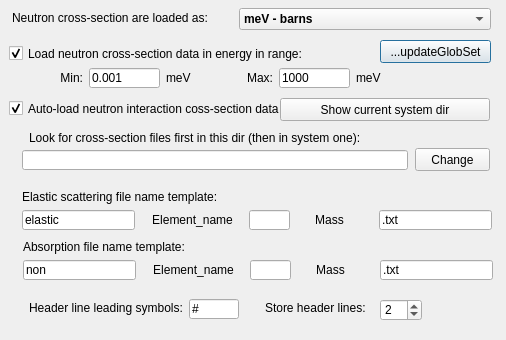
andrmor/ANTS2, file src/gui/amatparticleconfigurator.ui: the form before one commit.
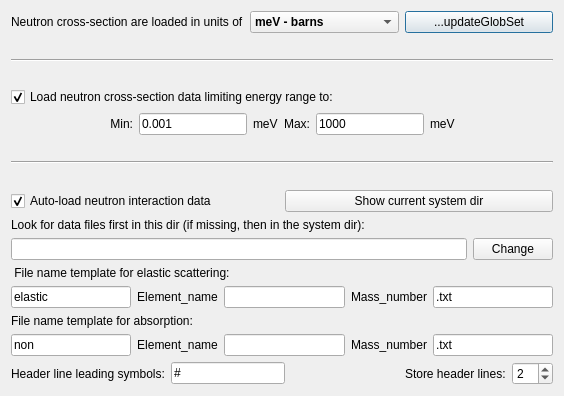
The form after the commit.

Commit message: add auto-reload feature for neutron data

```diff
--- a/src/gui/amatparticleconfigurator.ui
+++ b/src/gui/amatparticleconfigurator.ui
@@ -6,77 +6,28 @@
    <rect>
     <x>0</x>
     <y>0</y>
-    <width>506</width>
-    <height>340</height>
+    <width>564</width>
+    <height>396</height>
    </rect>
   </property>
   <property name="windowTitle">
    <string>Dialog</string>
   </property>
-  <widget class="QPushButton" name="pbUpdateGlobSet">
-   <property name="geometry">
-    <rect>
-     <x>380</x>
-     <y>40</y>
-     <width>111</width>
-     <height>23</height>
-    </rect>
-   </property>
+  <layout class="QVBoxLayout" name="verticalLayout_2">
+   <item>
+    <layout class="QHBoxLayout" name="horizontalLayout">
+     <item>
+      <widget class="QLabel" name="label_34">
    <property name="text">
-    <string>...updateGlobSet</string>
-   </property>
-  </widget>
-  <widget class="QLabel" name="label_7">
-   <property name="geometry">
-    <rect>
-     <x>166</x>
-     <y>71</y>
-     <width>47</width>
-     <height>13</height>
-    </rect>
-   </property>
-   <property name="text">
-    <string>meV</string>
-   </property>
-  </widget>
-  <widget class="QLineEdit" name="ledMaxEnergy">
-   <property name="geometry">
-    <rect>
-     <x>279</x>
-     <y>68</y>
-     <width>71</width>
-     <height>20</height>
-    </rect>
-   </property>
-   <property name="text">
-    <string>1000</string>
-   </property>
-  </widget>
-  <widget class="QCheckBox" name="cbOnlyInRange">
-   <property name="geometry">
-    <rect>
-     <x>9</x>
-     <y>45</y>
-     <width>321</width>
-     <height>17</height>
-    </rect>
-   </property>
-   <property name="text">
-    <string>Load neutron cross-section data in energy in range:</string>
-   </property>
-   <property name="checked">
-    <bool>true</bool>
-   </property>
-  </widget>
+        <string>Neutron cross-section are loaded in units of</string>
+       </property>
+       <property name="alignment">
+        <set>Qt::AlignLeading|Qt::AlignLeft|Qt::AlignVCenter</set>
+       </property>
+      </widget>
+     </item>
+     <item>
   <widget class="QComboBox" name="cobUnits">
-   <property name="geometry">
-    <rect>
-     <x>239</x>
-     <y>8</y>
-     <width>252</width>
-     <height>22</height>
-    </rect>
-   </property>
    <property name="font">
     <font>
      <weight>75</weight>
@@ -104,123 +55,229 @@
     </property>
    </item>
   </widget>
+     </item>
+     <item>
+      <widget class="QPushButton" name="pbUpdateGlobSet">
+       <property name="text">
+        <string>...updateGlobSet</string>
+       </property>
+      </widget>
+     </item>
+    </layout>
+   </item>
+   <item>
+    <spacer name="verticalSpacer_2">
+     <property name="orientation">
+      <enum>Qt::Vertical</enum>
+     </property>
+     <property name="sizeHint" stdset="0">
+      <size>
+       <width>20</width>
+       <height>40</height>
+      </size>
+     </property>
+    </spacer>
+   </item>
+   <item>
+    <widget class="Line" name="line_2">
+     <property name="orientation">
+      <enum>Qt::Horizontal</enum>
+     </property>
+    </widget>
+   </item>
+   <item>
+    <spacer name="verticalSpacer_5">
+     <property name="orientation">
+      <enum>Qt::Vertical</enum>
+     </property>
+     <property name="sizeHint" stdset="0">
+      <size>
+       <width>20</width>
+       <height>40</height>
+      </size>
+     </property>
+    </spacer>
+   </item>
+   <item>
+    <widget class="QCheckBox" name="cbOnlyInRange">
+     <property name="text">
+      <string>Load neutron cross-section data limiting energy range to:</string>
+     </property>
+     <property name="checked">
+      <bool>true</bool>
+     </property>
+    </widget>
+   </item>
+   <item>
+    <layout class="QHBoxLayout" name="horizontalLayout_7">
+     <item>
+      <spacer name="horizontalSpacer">
+       <property name="orientation">
+        <enum>Qt::Horizontal</enum>
+       </property>
+       <property name="sizeHint" stdset="0">
+        <size>
+         <width>40</width>
+         <height>20</height>
+        </size>
+       </property>
+      </spacer>
+     </item>
+     <item>
+      <widget class="QLabel" name="label_6">
+       <property name="text">
+        <string>Min:</string>
+       </property>
+       <property name="alignment">
+        <set>Qt::AlignRight|Qt::AlignTrailing|Qt::AlignVCenter</set>
+       </property>
+      </widget>
+     </item>
+     <item>
+      <widget class="QLineEdit" name="ledMinEnergy">
+       <property name="text">
+        <string>0.001</string>
+       </property>
+      </widget>
+     </item>
+     <item>
+      <widget class="QLabel" name="label_7">
+       <property name="text">
+        <string>meV</string>
+       </property>
+      </widget>
+     </item>
+     <item>
+      <widget class="QLabel" name="label_8">
+       <property name="text">
+        <string>Max:</string>
+       </property>
+       <property name="alignment">
+        <set>Qt::AlignRight|Qt::AlignTrailing|Qt::AlignVCenter</set>
+       </property>
+      </widget>
+     </item>
+     <item>
+      <widget class="QLineEdit" name="ledMaxEnergy">
+       <property name="text">
+        <string>1000</string>
+       </property>
+      </widget>
+     </item>
+     <item>
+      <widget class="QLabel" name="label_9">
+       <property name="text">
+        <string>meV</string>
+       </property>
+      </widget>
+     </item>
+     <item>
+      <spacer name="horizontalSpacer_2">
+       <property name="orientation">
+        <enum>Qt::Horizontal</enum>
+       </property>
+       <property name="sizeHint" stdset="0">
+        <size>
+         <width>40</width>
+         <height>20</height>
+        </size>
+       </property>
+      </spacer>
+     </item>
+    </layout>
+   </item>
+   <item>
+    <spacer name="verticalSpacer_3">
+     <property name="orientation">
+      <enum>Qt::Vertical</enum>
+     </property>
+     <property name="sizeHint" stdset="0">
+      <size>
+       <width>20</width>
+       <height>40</height>
+      </size>
+     </property>
+    </spacer>
+   </item>
+   <item>
+    <widget class="Line" name="line">
+     <property name="orientation">
+      <enum>Qt::Horizontal</enum>
+     </property>
+    </widget>
+   </item>
+   <item>
+    <spacer name="verticalSpacer_4">
+     <property name="orientation">
+      <enum>Qt::Vertical</enum>
+     </property>
+     <property name="sizeHint" stdset="0">
+      <size>
+       <width>20</width>
+       <height>40</height>
+      </size>
+     </property>
+    </spacer>
+   </item>
+   <item>
+    <layout class="QHBoxLayout" name="horizontalLayout_2">
+     <item>
   <widget class="QCheckBox" name="cbAuto">
    <property name="enabled">
     <bool>true</bool>
    </property>
-   <property name="geometry">
-    <rect>
-     <x>9</x>
-     <y>100</y>
-     <width>361</width>
-     <height>17</height>
-    </rect>
-   </property>
    <property name="text">
-    <string>Auto-load neutron interaction coss-section data</string>
+        <string>Auto-load neutron interaction data</string>
    </property>
    <property name="checked">
     <bool>true</bool>
    </property>
   </widget>
+     </item>
+     <item>
+      <widget class="QPushButton" name="pbShowSystemDir">
+       <property name="text">
+        <string>Show current system dir</string>
+       </property>
+      </widget>
+     </item>
+    </layout>
+   </item>
+   <item>
   <widget class="QFrame" name="frame">
-   <property name="geometry">
-    <rect>
-     <x>9</x>
-     <y>120</y>
-     <width>491</width>
-     <height>211</height>
-    </rect>
-   </property>
    <property name="frameShape">
     <enum>QFrame::NoFrame</enum>
    </property>
    <property name="frameShadow">
     <enum>QFrame::Raised</enum>
    </property>
-   <widget class="QLineEdit" name="leEndName">
-    <property name="geometry">
-     <rect>
-      <x>370</x>
-      <y>90</y>
-      <width>113</width>
-      <height>20</height>
-     </rect>
-    </property>
-    <property name="text">
-     <string>.txt</string>
-    </property>
-   </widget>
-   <widget class="QLineEdit" name="lePreName">
-    <property name="geometry">
-     <rect>
-      <x>13</x>
-      <y>90</y>
-      <width>113</width>
-      <height>20</height>
-     </rect>
-    </property>
-    <property name="text">
-     <string>elastic</string>
-    </property>
-   </widget>
-   <widget class="QLineEdit" name="leSeparatorInName">
-    <property name="geometry">
-     <rect>
-      <x>240</x>
-      <y>90</y>
-      <width>41</width>
-      <height>20</height>
-     </rect>
-    </property>
+     <layout class="QVBoxLayout" name="verticalLayout">
+      <property name="leftMargin">
+       <number>0</number>
+      </property>
+      <property name="topMargin">
+       <number>0</number>
+      </property>
+      <property name="rightMargin">
+       <number>0</number>
+      </property>
+      <property name="bottomMargin">
+       <number>0</number>
+      </property>
+      <item>
+       <widget class="QLabel" name="label">
     <property name="text">
-     <string/>
-    </property>
-   </widget>
-   <widget class="QLabel" name="label_4">
-    <property name="geometry">
-     <rect>
-      <x>285</x>
-      <y>92</y>
-      <width>71</width>
-      <height>16</height>
-     </rect>
-    </property>
-    <property name="text">
-     <string>Mass</string>
-    </property>
-    <property name="alignment">
-     <set>Qt::AlignCenter</set>
-    </property>
-   </widget>
-   <widget class="QLabel" name="label_3">
-    <property name="geometry">
-     <rect>
-      <x>133</x>
-      <y>92</y>
-      <width>101</width>
-      <height>16</height>
-     </rect>
-    </property>
-    <property name="text">
-     <string>Element_name</string>
-    </property>
-    <property name="alignment">
-     <set>Qt::AlignCenter</set>
-    </property>
-   </widget>
+         <string>Look for data files first in this dir (if missing, then in the system dir):</string>
+        </property>
+       </widget>
+      </item>
+      <item>
+       <layout class="QHBoxLayout" name="horizontalLayout_3">
+        <item>
    <widget class="QLineEdit" name="leCustomDataDir">
     <property name="enabled">
      <bool>true</bool>
     </property>
-    <property name="geometry">
-     <rect>
-      <x>13</x>
-      <y>30</y>
-      <width>386</width>
-      <height>20</height>
-     </rect>
-    </property>
     <property name="toolTip">
      <string>If you download your own cross-section files, put them in this directory. Then they will be save during update of ANTS2</string>
     </property>
@@ -228,18 +285,12 @@
      <bool>false</bool>
     </property>
    </widget>
+        </item>
+        <item>
    <widget class="QPushButton" name="pbChangeDir">
     <property name="enabled">
      <bool>true</bool>
     </property>
-    <property name="geometry">
-     <rect>
-      <x>406</x>
-      <y>28</y>
-      <width>75</width>
-      <height>23</height>
-     </rect>
-    </property>
     <property name="contextMenuPolicy">
      <enum>Qt::CustomContextMenu</enum>
     </property>
@@ -250,54 +301,79 @@
      <string>Change</string>
     </property>
    </widget>
+        </item>
+       </layout>
+      </item>
+      <item>
    <widget class="QLabel" name="label_2">
-    <property name="geometry">
-     <rect>
-      <x>13</x>
-      <y>69</y>
-      <width>241</width>
-      <height>16</height>
-     </rect>
-    </property>
+        <property name="text">
+         <string> File name template for elastic scattering:</string>
+        </property>
+       </widget>
+      </item>
+      <item>
+       <layout class="QHBoxLayout" name="horizontalLayout_4">
+        <item>
+         <widget class="QLineEdit" name="lePreName">
     <property name="text">
-     <string>Elastic scattering file name template:</string>
-    </property>
-   </widget>
+           <string>elastic</string>
+          </property>
+         </widget>
+        </item>
+        <item>
+         <widget class="QLabel" name="label_3">
+          <property name="text">
+           <string>Element_name</string>
+          </property>
+          <property name="alignment">
+           <set>Qt::AlignCenter</set>
+          </property>
+         </widget>
+        </item>
+        <item>
+         <widget class="QLineEdit" name="leSeparatorInName">
+          <property name="text">
+           <string/>
+          </property>
+         </widget>
+        </item>
+        <item>
+         <widget class="QLabel" name="label_4">
+          <property name="text">
+           <string>Mass_number</string>
+          </property>
+          <property name="alignment">
+           <set>Qt::AlignCenter</set>
+          </property>
+         </widget>
+        </item>
+        <item>
+         <widget class="QLineEdit" name="leEndName">
+          <property name="text">
+           <string>.txt</string>
+          </property>
+         </widget>
+        </item>
+       </layout>
+      </item>
+      <item>
+       <widget class="QLabel" name="label_10">
+        <property name="text">
+         <string>File name template for absorption:</string>
+        </property>
+       </widget>
+      </item>
+      <item>
+       <layout class="QHBoxLayout" name="horizontalLayout_5">
+        <item>
    <widget class="QLineEdit" name="lePreNameAbs">
-    <property name="geometry">
-     <rect>
-      <x>14</x>
-      <y>140</y>
-      <width>113</width>
-      <height>20</height>
-     </rect>
-    </property>
     <property name="text">
      <string>non</string>
     </property>
    </widget>
-   <widget class="QLabel" name="label_10">
-    <property name="geometry">
-     <rect>
-      <x>14</x>
-      <y>119</y>
-      <width>211</width>
-      <height>16</height>
-     </rect>
-    </property>
-    <property name="text">
-     <string>Absorption file name template:</string>
-    </property>
-   </widget>
+        </item>
+        <item>
    <widget class="QLabel" name="label_11">
-    <property name="geometry">
-     <rect>
-      <x>134</x>
-      <y>142</y>
-      <width>101</width>
-      <height>16</height>
-     </rect>
-    </property>
     <property name="text">
      <string>Element_name</string>
     </property>
@@ -305,201 +381,82 @@
      <set>Qt::AlignCenter</set>
     </property>
    </widget>
+        </item>
+        <item>
    <widget class="QLineEdit" name="leSeparatorInNameAbs">
-    <property name="geometry">
-     <rect>
-      <x>241</x>
-      <y>140</y>
-      <width>41</width>
-      <height>20</height>
-     </rect>
-    </property>
     <property name="text">
      <string/>
     </property>
    </widget>
+        </item>
+        <item>
    <widget class="QLabel" name="label_12">
-    <property name="geometry">
-     <rect>
-      <x>286</x>
-      <y>142</y>
-      <width>71</width>
-      <height>16</height>
-     </rect>
-    </property>
     <property name="text">
-     <string>Mass</string>
+           <string>Mass_number</string>
     </property>
     <property name="alignment">
      <set>Qt::AlignCenter</set>
     </property>
    </widget>
+        </item>
+        <item>
    <widget class="QLineEdit" name="leEndNameAbs">
-    <property name="geometry">
-     <rect>
-      <x>371</x>
-      <y>140</y>
-      <width>113</width>
-      <height>20</height>
-     </rect>
-    </property>
     <property name="text">
      <string>.txt</string>
     </property>
    </widget>
+        </item>
+       </layout>
+      </item>
+      <item>
+       <layout class="QHBoxLayout" name="horizontalLayout_6">
+        <item>
    <widget class="QLabel" name="label_13">
-    <property name="geometry">
-     <rect>
-      <x>20</x>
-      <y>180</y>
-      <width>161</width>
-      <height>16</height>
-     </rect>
-    </property>
     <property name="text">
      <string>Header line leading symbols:</string>
     </property>
    </widget>
+        </item>
+        <item>
    <widget class="QLineEdit" name="leHeaderId">
-    <property name="geometry">
-     <rect>
-      <x>180</x>
-      <y>179</y>
-      <width>50</width>
-      <height>20</height>
-     </rect>
-    </property>
     <property name="text">
      <string>#</string>
     </property>
    </widget>
+        </item>
+        <item>
+         <spacer name="horizontalSpacer_3">
+          <property name="orientation">
+           <enum>Qt::Horizontal</enum>
+          </property>
+          <property name="sizeHint" stdset="0">
+           <size>
+            <width>40</width>
+            <height>20</height>
+           </size>
+          </property>
+         </spacer>
+        </item>
+        <item>
    <widget class="QLabel" name="label_14">
-    <property name="geometry">
-     <rect>
-      <x>256</x>
-      <y>180</y>
-      <width>131</width>
-      <height>16</height>
-     </rect>
-    </property>
     <property name="text">
      <string>Store header lines:</string>
     </property>
    </widget>
+        </item>
+        <item>
    <widget class="QSpinBox" name="sbNumHeaderLines">
-    <property name="geometry">
-     <rect>
-      <x>371</x>
-      <y>179</y>
-      <width>42</width>
-      <height>22</height>
-     </rect>
-    </property>
     <property name="value">
      <number>2</number>
     </property>
    </widget>
-   <widget class="QLabel" name="label">
-    <property name="geometry">
-     <rect>
-      <x>20</x>
-      <y>10</y>
-      <width>361</width>
-      <height>16</height>
-     </rect>
-    </property>
-    <property name="text">
-     <string>Look for cross-section files first in this dir (then in system one):</string>
-    </property>
-   </widget>
-  </widget>
-  <widget class="QLabel" name="label_6">
-   <property name="geometry">
-    <rect>
-     <x>36</x>
-     <y>71</y>
-     <width>47</width>
-     <height>13</height>
-    </rect>
-   </property>
-   <property name="text">
-    <string>Min:</string>
-   </property>
-   <property name="alignment">
-    <set>Qt::AlignRight|Qt::AlignTrailing|Qt::AlignVCenter</set>
-   </property>
-  </widget>
-  <widget class="QLabel" name="label_9">
-   <property name="geometry">
-    <rect>
-     <x>356</x>
-     <y>71</y>
-     <width>47</width>
-     <height>13</height>
-    </rect>
-   </property>
-   <property name="text">
-    <string>meV</string>
-   </property>
-  </widget>
-  <widget class="QLineEdit" name="ledMinEnergy">
-   <property name="geometry">
-    <rect>
-     <x>89</x>
-     <y>68</y>
-     <width>71</width>
-     <height>20</height>
-    </rect>
-   </property>
-   <property name="text">
-    <string>0.001</string>
-   </property>
-  </widget>
-  <widget class="QLabel" name="label_34">
-   <property name="geometry">
-    <rect>
-     <x>12</x>
-     <y>10</y>
-     <width>223</width>
-     <height>16</height>
-    </rect>
-   </property>
-   <property name="text">
-    <string>Neutron cross-section are loaded as:</string>
-   </property>
-   <property name="alignment">
-    <set>Qt::AlignLeading|Qt::AlignLeft|Qt::AlignVCenter</set>
-   </property>
-  </widget>
-  <widget class="QLabel" name="label_8">
-   <property name="geometry">
-    <rect>
-     <x>226</x>
-     <y>71</y>
-     <width>47</width>
-     <height>13</height>
-    </rect>
-   </property>
-   <property name="text">
-    <string>Max:</string>
-   </property>
-   <property name="alignment">
-    <set>Qt::AlignRight|Qt::AlignTrailing|Qt::AlignVCenter</set>
-   </property>
-  </widget>
-  <widget class="QPushButton" name="pbShowSystemDir">
-   <property name="geometry">
-    <rect>
-     <x>280</x>
-     <y>98</y>
-     <width>210</width>
-     <height>23</height>
-    </rect>
-   </property>
-   <property name="text">
-    <string>Show current system dir</string>
-   </property>
-  </widget>
+        </item>
+       </layout>
+      </item>
+     </layout>
+    </widget>
+   </item>
+  </layout>
  </widget>
  <resources/>
  <connections>
```
Lines whose indentation alone changed are shown as unchanged. The commit also changes 3 other files.
